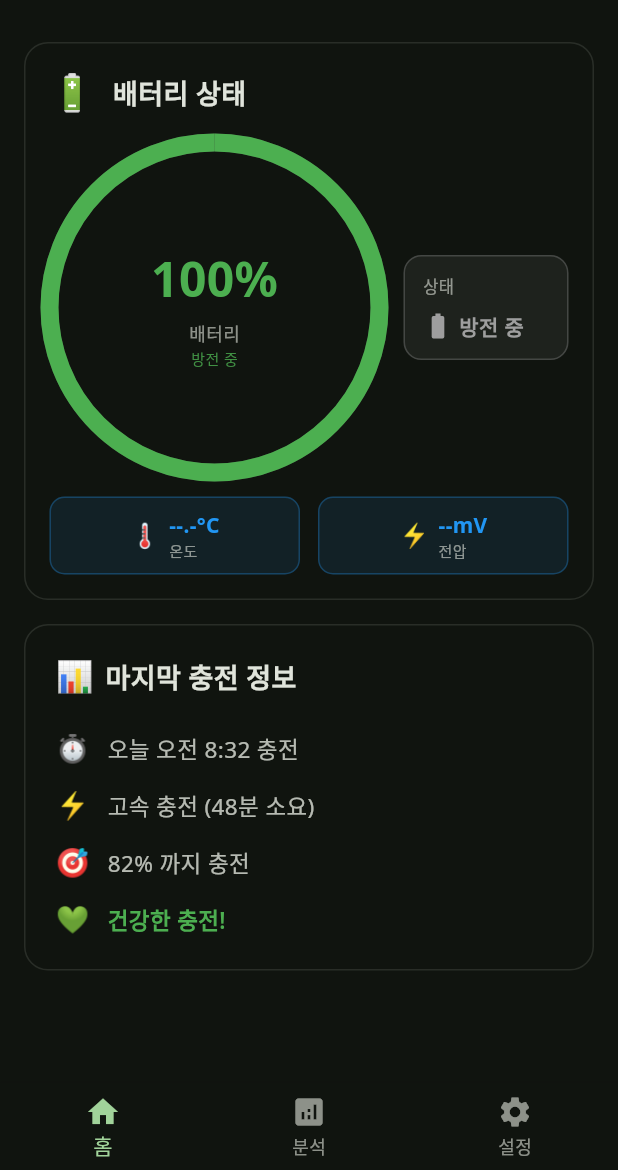
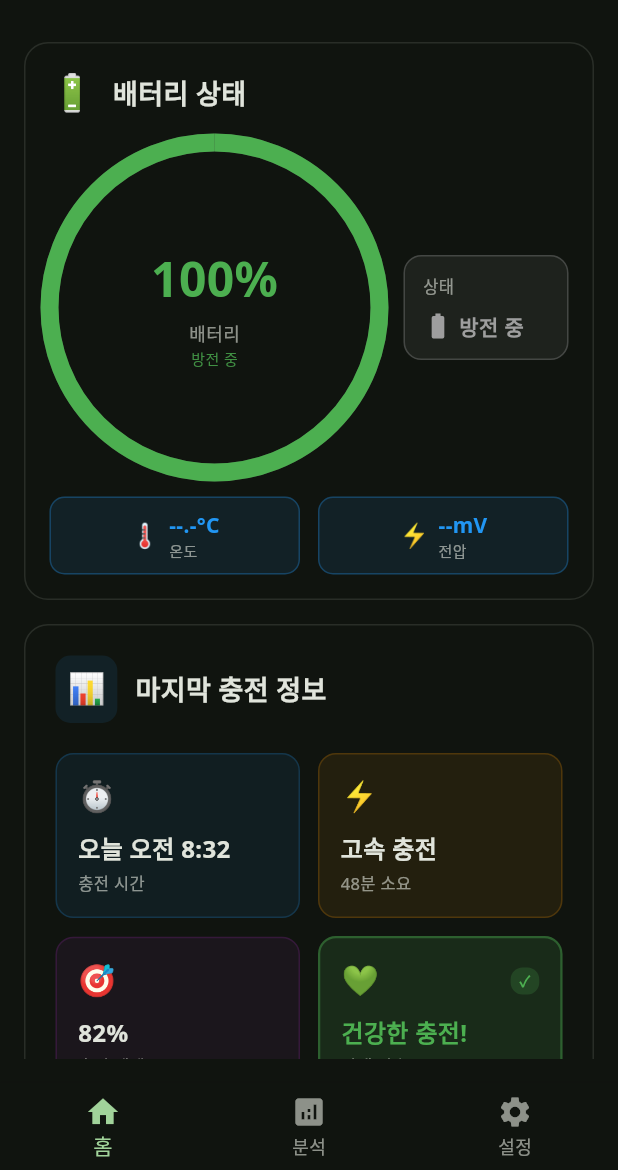
Before and after one commit to rbtc2/BatteryPal, a Flutter app: the screen it shows after launch, on a phone screen of 412 x 824 dp, the part 66-1236 px from its top. Run offline on Flutter 3.47's test engine with Material 3 defaults, Android fonts, the phone set to English and light mode, and no system bars; our stand-ins replace battery_plus, fl_chart, flutter_local_notifications, google_fonts, permission_handler, shared_preferences and 1 more; accounts and stored records are empty.

Commit message:
비충전ui개선

```diff
--- a/lib/widgets/home/realtime_charging_monitor.dart
+++ b/lib/widgets/home/realtime_charging_monitor.dart
@@ -106,11 +106,18 @@ class _RealtimeChargingMonitorState extends State<RealtimeChargingMonitor> {
             // 제목: 마지막 충전 정보
             Row(
               children: [
-                const Text(
+                Container(
+                  padding: const EdgeInsets.all(8),
+                  decoration: BoxDecoration(
+                    color: Colors.blue.withValues(alpha: 0.1),
+                    borderRadius: BorderRadius.circular(10),
+                  ),
+                  child: const Text(
                     '📊',
                     style: TextStyle(fontSize: 20),
                   ),
-                const SizedBox(width: 8),
+                ),
+                const SizedBox(width: 12),
                 Text(
                   '마지막 충전 정보',
                   style: TextStyle(
@@ -124,39 +131,56 @@ class _RealtimeChargingMonitorState extends State<RealtimeChargingMonitor> {
 
             const SizedBox(height: 20),
 
-            // 충전 시간 정보
-            _buildLastChargingInfoRow(
+            // 정보 그리드 (2x2 레이아웃)
+            Row(
+              children: [
+                Expanded(
+                  child: _buildInfoCard(
                     context,
                     icon: '⏱️',
-              text: '오늘 오전 8:32 충전',
+                    text: '오늘 오전 8:32',
+                    subtitle: '충전 시간',
+                    color: Colors.blue,
+                  ),
+                ),
+                const SizedBox(width: 12),
+                Expanded(
+                  child: _buildInfoCard(
+                    context,
+                    icon: '⚡',
+                    text: '고속 충전',
+                    subtitle: '48분 소요',
+                    color: Colors.orange,
+                  ),
+                ),
+              ],
             ),
 
             const SizedBox(height: 12),
 
-            // 충전 속도 정보
-            _buildLastChargingInfoRow(
-              context,
-              icon: '⚡',
-              text: '고속 충전 (48분 소요)',
-            ),
-
-            const SizedBox(height: 12),
-
-            // 충전 레벨 정보
-            _buildLastChargingInfoRow(
+            Row(
+              children: [
+                Expanded(
+                  child: _buildInfoCard(
                     context,
                     icon: '🎯',
-              text: '82% 까지 충전',
+                    text: '82%',
+                    subtitle: '충전 레벨',
+                    color: Colors.purple,
                   ),
-
-            const SizedBox(height: 12),
-
-            // 건강 상태 정보
-            _buildLastChargingInfoRow(
+                ),
+                const SizedBox(width: 12),
+                Expanded(
+                  child: _buildInfoCard(
                     context,
                     icon: '💚',
                     text: '건강한 충전!',
+                    subtitle: '상태 양호',
+                    color: Colors.green,
                     isHighlight: true,
+                  ),
+                ),
+              ],
             ),
           ],
         ),
@@ -239,33 +263,79 @@ class _RealtimeChargingMonitorState extends State<RealtimeChargingMonitor> {
     );
   }
 
-  /// 마지막 충전 정보 행 위젯
-  Widget _buildLastChargingInfoRow(
+  /// 정보 카드 위젯
+  Widget _buildInfoCard(
     BuildContext context, {
     required String icon,
     required String text,
+    required String subtitle,
+    required Color color,
     bool isHighlight = false,
   }) {
-    return Row(
+    return Container(
+      padding: const EdgeInsets.all(14),
+      decoration: BoxDecoration(
+        color: isHighlight
+            ? color.withValues(alpha: 0.15)
+            : color.withValues(alpha: 0.08),
+        borderRadius: BorderRadius.circular(12),
+        border: Border.all(
+          color: isHighlight
+              ? color.withValues(alpha: 0.4)
+              : color.withValues(alpha: 0.2),
+          width: isHighlight ? 1.5 : 1,
+        ),
+      ),
+      child: Column(
+        crossAxisAlignment: CrossAxisAlignment.start,
+        mainAxisSize: MainAxisSize.min,
+        children: [
+          Row(
             children: [
               Text(
                 icon,
-          style: const TextStyle(fontSize: 18),
+                style: const TextStyle(fontSize: 20),
               ),
-        const SizedBox(width: 12),
-        Expanded(
+              const Spacer(),
+              if (isHighlight)
+                Container(
+                  padding: const EdgeInsets.symmetric(horizontal: 6, vertical: 2),
+                  decoration: BoxDecoration(
+                    color: color.withValues(alpha: 0.2),
+                    borderRadius: BorderRadius.circular(8),
+                  ),
                   child: Text(
-            text,
+                    '✓',
                     style: TextStyle(
-              fontSize: 15,
-              color: isHighlight
-                  ? Colors.green
-                  : Theme.of(context).colorScheme.onSurface.withValues(alpha: 0.8),
-              fontWeight: isHighlight ? FontWeight.w600 : FontWeight.normal,
+                      color: color,
+                      fontSize: 10,
+                      fontWeight: FontWeight.bold,
                     ),
                   ),
                 ),
             ],
+          ),
+          const SizedBox(height: 8),
+          Text(
+            text,
+            style: TextStyle(
+              fontSize: 16,
+              fontWeight: FontWeight.bold,
+              color: isHighlight
+                  ? color
+                  : Theme.of(context).colorScheme.onSurface,
+            ),
+          ),
+          const SizedBox(height: 4),
+          Text(
+            subtitle,
+            style: TextStyle(
+              fontSize: 11,
+              color: Theme.of(context).colorScheme.onSurface.withValues(alpha: 0.6),
+            ),
+          ),
+        ],
+      ),
     );
   }
 
```
Lines whose indentation alone changed are shown as unchanged.
